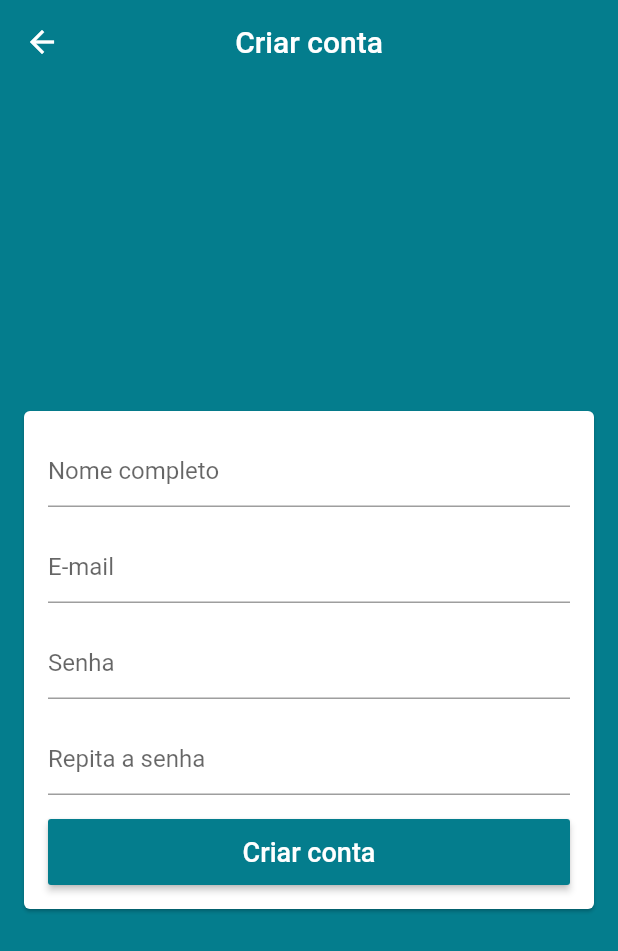
After one commit to EdivaldoAlmeida/loja-virual, a Flutter app: the screen it shows after launch, after a tap on "CRIAR CONTA", on a phone screen of 412 x 824 dp. The commit adds this screen. Shown: the top 951 px of the screen. Run offline on Flutter 3.47's test engine with Material 2 defaults, Android fonts, the phone set to English and light mode, and no system bars; our stand-ins replace firebase_auth; accounts and stored records are empty.

Commit message:
Criando a tela de cadastro para logar

```diff
--- a/lib/main.dart
+++ b/lib/main.dart
@@ -1,6 +1,7 @@
 import 'package:flutter/material.dart';
 import 'package:loja_virtual/models/user_manager.dart';
 import 'package:loja_virtual/screens/base/base_screen.dart';
+import 'package:loja_virtual/screens/signup/signup_screen.dart';
 import 'package:provider/provider.dart';
 
 void main() async{
@@ -24,7 +25,20 @@ class MyApp extends StatelessWidget {
           ),
           visualDensity: VisualDensity.adaptivePlatformDensity
         ),
-        home: BaseScreen()
+        initialRoute: '/base',
+        onGenerateRoute: (settings){
+          switch(settings.name){
+            case '/signup' :
+              return MaterialPageRoute(
+                builder: (_) => SignUpScreen()
+              );
+            case '/base' :
+            default:
+              return MaterialPageRoute(
+                builder: (_) => BaseScreen()
+              );
+          }
+        }
       ),
     );
   }
--- a/lib/screens/login/login_screen.dart
+++ b/lib/screens/login/login_screen.dart
@@ -25,6 +25,16 @@ class LoginScreen extends StatelessWidget {
       appBar: AppBar(
         title: const Text('Entrar'),
         centerTitle: true,
+        actions: <Widget>[
+          FlatButton(
+            onPressed: (){
+              //navegando para tela sigup e fechando a atual
+              Navigator.of(context).pushReplacementNamed('/signup');
+            },
+            textColor: Colors.white,
+            child: const Text('CRIAR CONTA', style: TextStyle(fontSize: 14),)
+          )
+        ],
       ),
       body: Center(
         child: Card(
--- /dev/null
+++ b/lib/screens/signup/signup_screen.dart
@@ -0,0 +1,60 @@
+import 'package:flutter/material.dart';
+
+class SignUpScreen extends StatelessWidget {
+  @override
+  Widget build(BuildContext context) {
+    return Scaffold(
+      appBar: AppBar(
+        title: const Text('Criar conta'),
+        centerTitle: true,
+      ),
+      body: Center(
+        child: Card(
+          margin: const EdgeInsets.symmetric(horizontal: 16),
+          child: ListView(
+            padding: const EdgeInsets.all(16),
+            shrinkWrap: true, //ocupar o menor espapo possível
+            children: <Widget>[
+              TextFormField(
+                decoration: const InputDecoration(hintText: 'Nome completo'),
+              ),
+              const SizedBox(height: 16,),
+              TextFormField(
+                keyboardType: TextInputType.emailAddress,
+                decoration: const InputDecoration(hintText: 'E-mail'),
+              ),
+              const SizedBox(height: 16,),
+              TextFormField(
+                decoration: const InputDecoration(hintText: 'Senha'),
+                obscureText: true,
+              ),
+              const SizedBox(height: 16,),
+              TextFormField(
+                decoration: const InputDecoration(hintText: 'Repita a senha'),
+                obscureText: true,
+              ),
+              const SizedBox(height: 16,),
+              SizedBox(
+                height: 44,
+                child: RaisedButton(
+                  color: Theme.of(context).primaryColor,
+                  disabledColor: Theme.of(context).primaryColor
+                      .withAlpha(100),
+                  textColor: Colors.white,
+                  onPressed: (){
+
+                  },
+                  child: const Text('Criar conta',
+                  style: TextStyle(
+                    fontSize: 18
+                  ),),
+
+              ),
+              )
+            ]
+          )
+        ),
+      ),
+    );
+  }
+}
```
